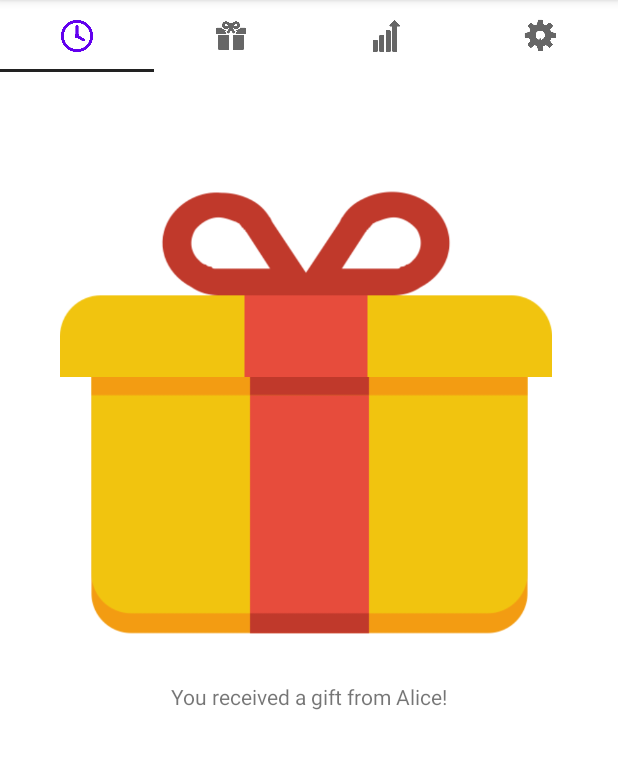
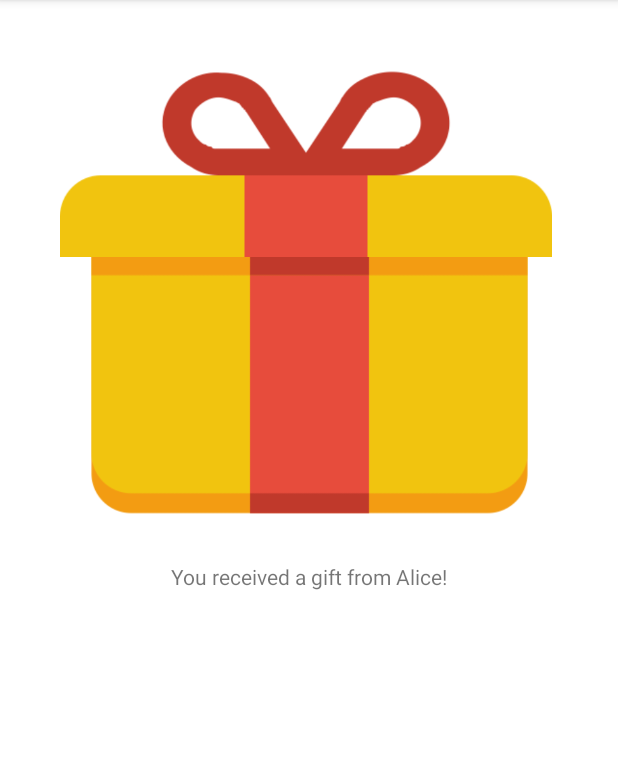
Before and after one commit to poinwater/GoogleChallenge, an Android app: the GiftActivity screen opened directly, with no data from a screen before it, on a phone screen of 412 x 824 dp, the part 84-853 px from its top. Run offline under Robolectric (Android 15) with nearby library versions, the phone set to English and light mode, and no system bars.

Commit message:
Improve the gift layout interface

```diff
--- a/app/src/main/res/layout/activity_gift.xml
+++ b/app/src/main/res/layout/activity_gift.xml
@@ -52,7 +52,7 @@
                 android:layout_height="167dp"
                 android:layout_marginStart="40dp"
                 android:layout_marginLeft="40dp"
-                android:layout_marginTop="84dp"
+                android:layout_marginTop="4dp"
                 android:onClick="openGift"
                 android:scaleType="fitEnd"
                 app:layout_constraintStart_toStartOf="parent"
@@ -74,14 +74,6 @@
                 app:layout_constraintVertical_bias="0.0"
                 app:srcCompat="@drawable/silverthread" />
 
-            <include
-                layout="@layout/activity_nav"
-                android:layout_width="0dp"
-                android:layout_height="wrap_content"
-                app:layout_constraintEnd_toEndOf="parent"
-                app:layout_constraintStart_toStartOf="parent"
-                app:layout_constraintTop_toTopOf="parent" />
-
         </androidx.constraintlayout.widget.ConstraintLayout>
     </androidx.core.widget.NestedScrollView>
 
```
